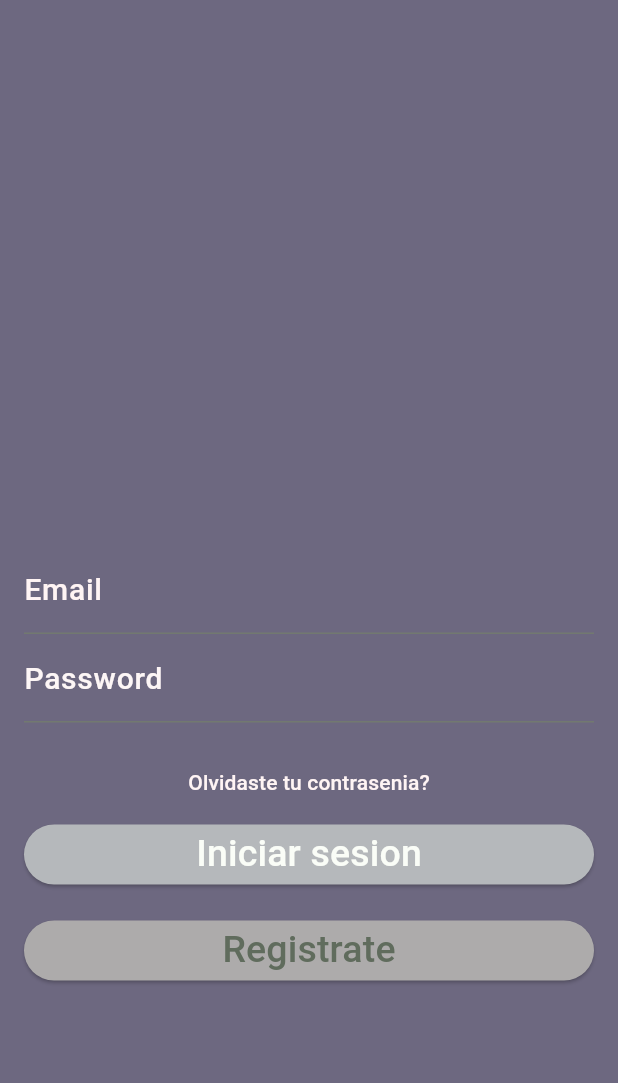
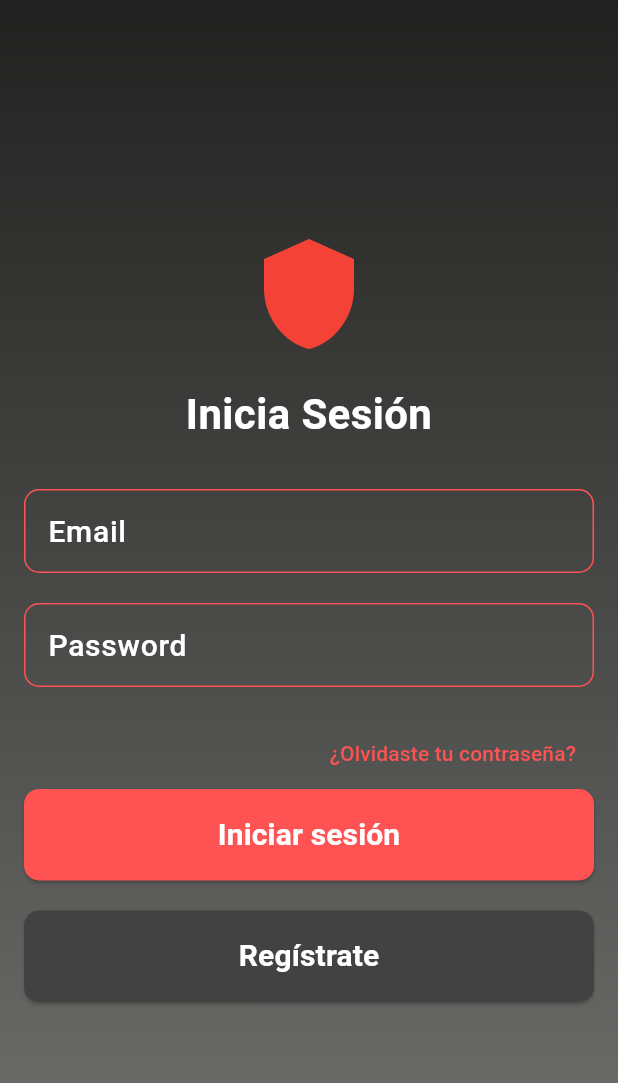
Before and after one commit to LuisFernandoH/app_proyecto, a Flutter app: the screen it shows after launch, on a phone screen of 412 x 824 dp. Shown: the top 1083 px of the screen. Run offline on Flutter 3.47's test engine with Material 3 defaults, Android fonts, the phone set to English and light mode, and no system bars; our stand-ins replace flutter_secure_storage.

Commit message:
Cambios en el diseño

```diff
--- a/animus/lib/screens/login_screen.dart
+++ b/animus/lib/screens/login_screen.dart
@@ -4,13 +4,20 @@ import 'package:animus/services/auth_services.dart';
 import 'package:animus/services/notifications_services.dart';
 import 'package:provider/provider.dart';
 
-class LoginScreen extends StatelessWidget{
+class LoginScreen extends StatelessWidget {
   const LoginScreen({super.key});
 
   @override
-  Widget build(BuildContext context){
+  Widget build(BuildContext context) {
     return Scaffold(
       body: Container(
+        decoration: const BoxDecoration(
+          gradient: LinearGradient(
+            colors: [Colors.black87, Colors.black54],
+            begin: Alignment.topCenter,
+            end: Alignment.bottomCenter,
+          ),
+        ),
         child: ChangeNotifierProvider(
           create: (_) => LoginFormProvider(),
           child: _LoginForm(),
@@ -29,141 +36,161 @@ class _LoginForm extends StatelessWidget {
   @override
   Widget build(BuildContext context) {
     final size = MediaQuery.of(context).size;
-
-    //creamos instancia del loginfromprovider que ya tenemos hecho
     final loginForm = Provider.of<LoginFormProvider>(context);
 
     return Center(
-      child: Scaffold(
-        body: DecoratedBox(
-          decoration: const BoxDecoration(
-            color: Color.fromARGB(255, 109, 104, 128)
-          ),
       child: Padding(
         padding: const EdgeInsets.all(16),
         child: Column(
           mainAxisAlignment: MainAxisAlignment.center,
           crossAxisAlignment: CrossAxisAlignment.stretch,
           children: [
-                const SizedBox(height: 16, ),
-                Container(
-                  width: size.width * 0.80,
-                  height: size.height * 0.17,
-                  alignment: Alignment.center,
-                  decoration: const BoxDecoration(
-                    //todo: poner image
-                    //image: decorationimage(image: ...)
-                    //es por si va una imagen en la parte de arriibita de, box
+            // Icono o logo en la parte superior
+            const Icon(
+              Icons.shield,
+              color: Colors.red,
+              size: 80,
+            ),
+            const SizedBox(height: 20),
+            const Text(
+              'Inicia Sesión',
+              textAlign: TextAlign.center,
+              style: TextStyle(
+                fontSize: 28,
+                fontWeight: FontWeight.bold,
+                color: Colors.white,
               ),
             ),
-                Container(
-                  width: size.width * 0.80,
-                  height: size.height * 0.05,
-                  alignment: Alignment.center,
-                ),
+            const SizedBox(height: 30),
             TextFormField(
-                  autocorrect: false, //sin autocorrector pq es el correo,
+              controller: _emailController,
+              autocorrect: false,
               keyboardType: TextInputType.emailAddress,
-                  controller: _emailController,
-                  decoration: const InputDecoration(
-                    hintText: 'ejemplo@cola.com',
+              style: const TextStyle(color: Colors.white),
+              decoration: InputDecoration(
+                hintText: 'ejemplo@correo.com',
                 labelText: 'Email',
-                    labelStyle: TextStyle(
+                labelStyle: const TextStyle(
                   fontSize: 20,
                   fontWeight: FontWeight.w500,
-                      color: Color.fromARGB(255, 255, 244, 244)
+                  color: Colors.white,
+                ),
+                hintStyle: const TextStyle(color: Colors.white54),
+                enabledBorder: OutlineInputBorder(
+                  borderSide: const BorderSide(color: Colors.redAccent),
+                  borderRadius: BorderRadius.circular(10),
+                ),
+                focusedBorder: OutlineInputBorder(
+                  borderSide: const BorderSide(color: Colors.red),
+                  borderRadius: BorderRadius.circular(10),
                 ),
               ),
-                  validator: (value){
-                    String pattern = r'^(([^<>()[\]\\.,;:\s@\"]+(\.[^<>()[\]\\.,;:\s@\"]+)*)|(\".+\"))@((\[[0-9]{1,3}\.[0-9]{1,3}\.[0-9]{1,3}\.[0-9]{1,3}\])|(([a-zA-Z\-0-9]+\.)+[a-zA-Z]{2,}))$';
-                    RegExp regExp = RegExp(pattern);
-                    return regExp.hasMatch(value ?? '') ? null : 'El valor ingresado no es un correo';
+              validator: (value) {
+                String pattern =
+                    r'^[a-zA-Z0-9._%+-]+@[a-zA-Z0-9.-]+\.[a-zA-Z]{2,4}$';
+                return RegExp(pattern).hasMatch(value ?? '')
+                    ? null
+                    : 'Correo no válido';
               },
             ),
+            const SizedBox(height: 20),
             TextFormField(
-                  autocorrect: false,
               controller: _passwordController,
-                  obscureText: true, //tapa loq  escribes ,
-                  decoration: const InputDecoration(
+              obscureText: true,
+              style: const TextStyle(color: Colors.white),
+              decoration: InputDecoration(
                 hintText: '********',
                 labelText: 'Password',
-                    labelStyle: TextStyle(
+                labelStyle: const TextStyle(
                   fontSize: 20,
                   fontWeight: FontWeight.w500,
-                      color: Color.fromARGB(255, 253, 246, 246)
-                    )
+                  color: Colors.white,
                 ),
-                  validator: (value){
-                    return (value != null && value.length >= 8) ? null : 'La contrasenia debe ser mayor a 7 caracteres';
+                hintStyle: const TextStyle(color: Colors.white54),
+                enabledBorder: OutlineInputBorder(
+                  borderSide: const BorderSide(color: Colors.redAccent),
+                  borderRadius: BorderRadius.circular(10),
+                ),
+                focusedBorder: OutlineInputBorder(
+                  borderSide: const BorderSide(color: Colors.red),
+                  borderRadius: BorderRadius.circular(10),
+                ),
+              ),
+              validator: (value) {
+                return (value != null && value.length >= 8)
+                    ? null
+                    : 'Debe tener al menos 8 caracteres';
               },
             ),
-                const SizedBox(
-                  height: 16,
+            const SizedBox(height: 20),
+            Align(
+              alignment: Alignment.centerRight,
+              child: TextButton(
+                onPressed: () {},
+                child: const Text(
+                  '¿Olvidaste tu contraseña?',
+                  style: TextStyle(color: Colors.redAccent),
                 ),
-                TextButton(
-                  onPressed: (){},
-                  child: const Text('Olvidaste tu contrasenia?',
-                    style: TextStyle(color: Color.fromARGB(255, 255, 244, 244))
               ),
             ),
             ElevatedButton(
-                  onPressed: loginForm.isLoading ? null : () async {
-                    final authService = Provider.of<AuthServices>(context, listen: false);
-                    //if(!loginForm.isValidForm()) return;
-
+              onPressed: loginForm.isLoading
+                  ? null
+                  : () async {
+                      final authService =
+                          Provider.of<AuthServices>(context, listen: false);
                       final String? errorMessage = await authService.login(
-                      //loginForm.email, loginForm.password
-                      _emailController.text, _passwordController.text
+                        _emailController.text,
+                        _passwordController.text,
                       );
 
-                    if(errorMessage == null){
+                      if (errorMessage == null) {
                         Navigator.pushReplacementNamed(context, 'home');
-                    }
-                    else {
+                      } else {
                         NotificationsServices.showSnackbar(errorMessage);
                         loginForm.isLoading = false;
                       }
                     },
-                  style: ButtonStyle(
-                    backgroundColor: MaterialStateProperty.all<Color>(
-                      Color.fromARGB(255, 181, 184, 187)
-                    )
+              style: ElevatedButton.styleFrom(
+                backgroundColor: Colors.redAccent,
+                padding: const EdgeInsets.symmetric(vertical: 16),
+                shape: RoundedRectangleBorder(
+                  borderRadius: BorderRadius.circular(10),
+                ),
               ),
               child: const Text(
-                    'Iniciar sesion',
+                'Iniciar sesión',
                 style: TextStyle(
-                      fontSize: 25,
-                      fontWeight: FontWeight.w500,
-                      color: Color.fromARGB(255, 250, 253, 247)
-                    )
-                  )
+                  fontSize: 20,
+                  fontWeight: FontWeight.bold,
+                  color: Colors.white,
                 ),
-                const SizedBox(
-                  height: 16,
               ),
+            ),
+            const SizedBox(height: 20),
             ElevatedButton(
-                  style:  ButtonStyle(
-                    backgroundColor: MaterialStateProperty.all<Color>(
-                      Color.fromARGB(255, 173, 171, 171),
-                    )
+              onPressed: () {
+                Navigator.pushReplacementNamed(context, 'register');
+              },
+              style: ElevatedButton.styleFrom(
+                backgroundColor: Colors.grey[800],
+                padding: const EdgeInsets.symmetric(vertical: 16),
+                shape: RoundedRectangleBorder(
+                  borderRadius: BorderRadius.circular(10),
                 ),
-                  onPressed: (){
-                    Navigator.pushReplacementNamed(context, 'register', arguments: '');
-                  },
+              ),
               child: const Text(
-                    'Registrate',
+                'Regístrate',
                 style: TextStyle(
-                      fontSize: 25,
-                      fontWeight: FontWeight.w500,
-                      color: Color.fromARGB(255, 96, 108, 93)
+                  fontSize: 20,
+                  fontWeight: FontWeight.bold,
+                  color: Colors.white,
                 ),
               ),
             ),
           ],
         ),
       ),
-        ),
-      ),
     );
   }
 }
```
Also changed, not shown: animus/lib/screens/registro_screen.dart (+85 -70 lines), animus/lib/assets/images/assassins_creed_logo.png (added). Lines whose indentation alone changed are shown as unchanged.
